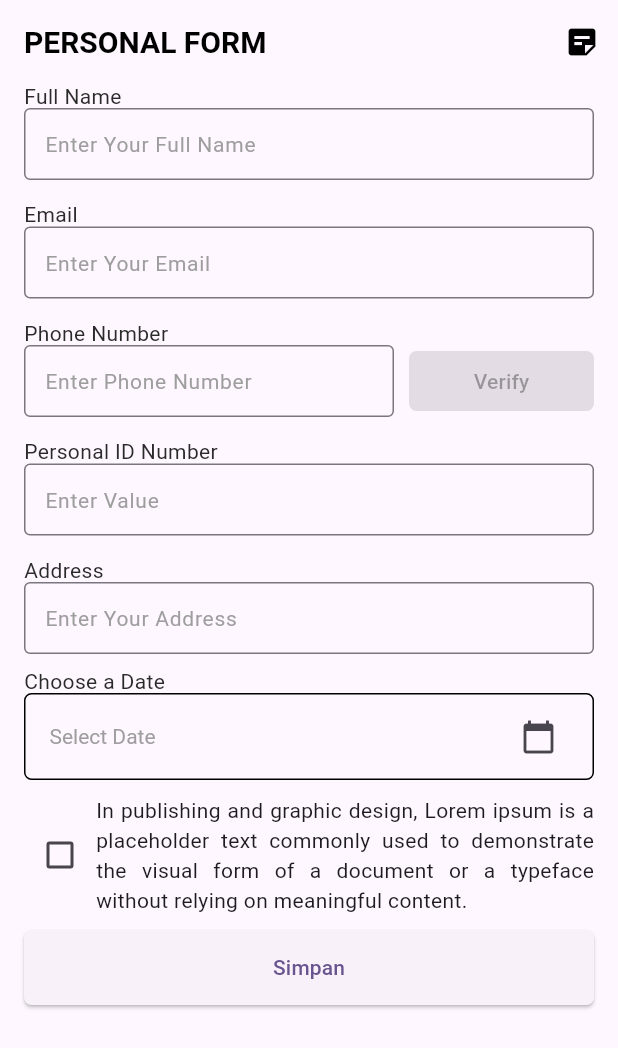
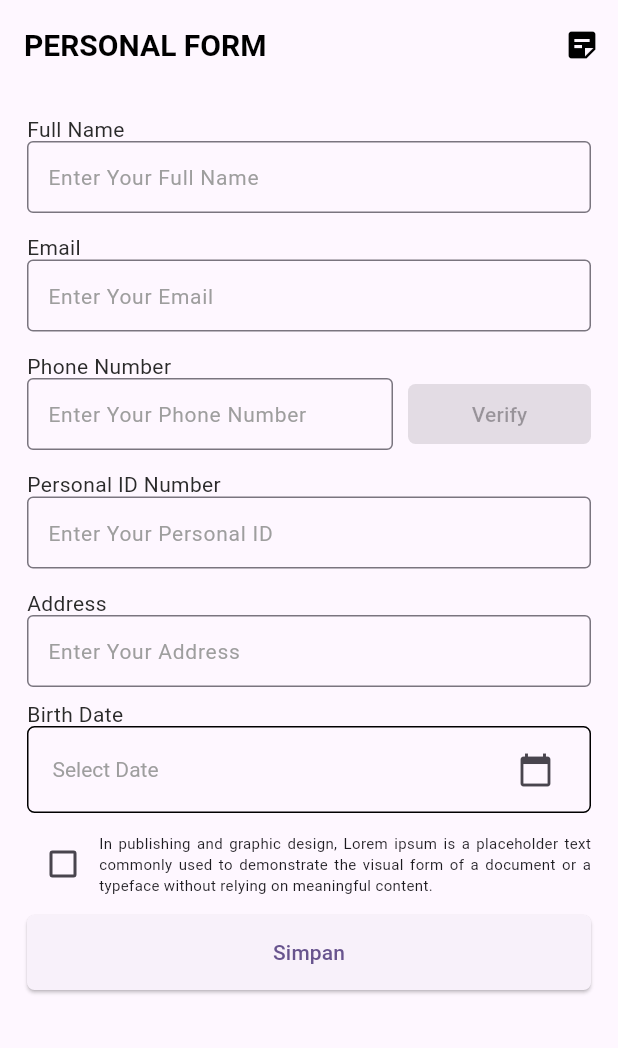
Before and after one commit to royhairul/flutter-form-app, a Flutter app: the screen it shows after launch, on a phone screen of 412 x 824 dp. Shown: the top 1048 px of the screen. Run offline on Flutter 3.47's test engine with Material 2 defaults, Android fonts, the phone set to English and light mode, and no system bars; Roboto replaces fonts that are missing (Chivo).

Commit message:
Refactor code

```diff
--- a/lib/ui/data_form.dart
+++ b/lib/ui/data_form.dart
@@ -1,5 +1,6 @@
 import 'package:flutter/material.dart';
 import 'package:form_app/ui/data_view.dart';
+import 'package:form_app/ui/person.dart';
 
 class PersonalForm extends StatefulWidget {
   const PersonalForm({Key? key}) : super(key: key);
@@ -8,6 +9,8 @@ class PersonalForm extends StatefulWidget {
 
 
 class _PersonalFormState extends State<PersonalForm> {
+  final List<Person> persons = [];
+
   final _fullNameController = TextEditingController();
   final _emailController = TextEditingController();
   final _phoneNumberController = TextEditingController();
@@ -44,21 +47,29 @@ class _PersonalFormState extends State<PersonalForm> {
               color: Colors.black,
               fontSize: 20,
               fontFamily: 'Chivo',
-              fontWeight: FontWeight.w700,
-              height: 0,
+              fontWeight: FontWeight.w700
           ),
         ),
-        actions: const [
+        actions: [
           IconButton(
-            onPressed: null,
-            icon: Icon(
+            icon: const Icon(
                 Icons.sticky_note_2,
                 color: Colors.black
-              )
+            ),
+            onPressed: () {
+              Navigator
+                .of(context)
+                .push(
+                  MaterialPageRoute(
+                    builder: (context) => ListData(persons: persons)
+                  ));
+            },
           )
-        ]
+        ],
+        toolbarHeight: 60,
       ),
       body: SingleChildScrollView(
+        padding: const EdgeInsets.all(18),
         child: Column(
           children: <Widget >[
             _textboxFullName(),
@@ -70,11 +81,40 @@ class _PersonalFormState extends State<PersonalForm> {
             _checkboxAgree(),
             _tombolSimpan()
           ].map((widget) => Padding(
-              padding: const EdgeInsets.fromLTRB(16, 0, 16, 10),
+              padding: const EdgeInsets.only(bottom: 10),
               child: widget
             )).toList()
         ),
       ),
+    );
+  }
+
+  TextStyle labelTextStyle() {
+    return const TextStyle(
+        color: Color(0xFF2A2A2A),
+        fontSize: 14,
+        fontFamily: 'Chivo',
+        fontWeight: FontWeight.w400,
+        height: 0,
+      );
+  }
+
+  TextStyle placeholderStyle() {
+    return const TextStyle(
+                color: Color(0xFF9E9E9E),
+                fontSize: 14,
+                fontFamily: 'Chivo',
+                fontWeight: FontWeight.w400,
+                height: 0,
+    );
+  }
+
+  InputDecoration defaultInputDecor(String placeholder) {
+    return InputDecoration(
+      border: const OutlineInputBorder(),
+      hintText: placeholder,
+      hintStyle: placeholderStyle(),
+      contentPadding: const EdgeInsets.fromLTRB(10, 5, 8, 10)
     );
   }
 
@@ -84,29 +124,12 @@ class _PersonalFormState extends State<PersonalForm> {
       child: Column(
         crossAxisAlignment: CrossAxisAlignment.start,
         children: [
-          const Text(
+          Text(
               'Full Name',
-              style: TextStyle(
-                  color: Color(0xFF2A2A2A),
-                  fontSize: 14,
-                  fontFamily: 'Chivo',
-                  fontWeight: FontWeight.w400,
-                  height: 0,
-              ),
+              style: labelTextStyle(),
           ),
           TextField(
-            decoration: const InputDecoration(
-              border: OutlineInputBorder(),
-              hintText: "Enter Your Full Name",
-              hintStyle: TextStyle(
-                color: Color(0xFF9E9E9E),
-                fontSize: 14,
-                fontFamily: 'Chivo',
-                fontWeight: FontWeight.w400,
-                height: 0,
-              ),
-              contentPadding: EdgeInsets.fromLTRB(10, 5, 8, 10)
-            ),
+            decoration: defaultInputDecor("Enter Your Full Name"),
             controller: _fullNameController
           )
         ]
@@ -121,30 +144,14 @@ class _PersonalFormState extends State<PersonalForm> {
       child: Column(
         crossAxisAlignment: CrossAxisAlignment.start,
         children: [
-          const Text(
+          Text(
               'Email',
-              style: TextStyle(
-                  color: Color(0xFF2A2A2A),
-                  fontSize: 14,
-                  fontFamily: 'Chivo',
-                  fontWeight: FontWeight.w400,
-                  height: 0,
-              ),
+              style: labelTextStyle(),
           ),
           TextField(
-            decoration: const InputDecoration(
-              border: OutlineInputBorder(),
-              hintText: "Enter Your Email",
-              hintStyle: TextStyle(
-                color: Color(0xFF9E9E9E),
-                fontSize: 14,
-                fontFamily: 'Chivo',
-                fontWeight: FontWeight.w400,
-                height: 0,
-              ),
-              contentPadding: EdgeInsets.fromLTRB(10, 5, 8, 10)
-            ),
-            controller: _emailController
+            decoration: defaultInputDecor("Enter Your Email"),
+            controller: _emailController,
+            keyboardType: TextInputType.emailAddress,
           )
         ]
       )
@@ -153,21 +160,14 @@ class _PersonalFormState extends State<PersonalForm> {
 
 
   _textboxPhone() {
-
     return Padding(
       padding: const EdgeInsets.only(bottom: 5),
       child: Column(
         crossAxisAlignment: CrossAxisAlignment.start,
         children: [
-          const Text(
+          Text(
               'Phone Number',
-              style: TextStyle(
-                  color: Color(0xFF2A2A2A),
-                  fontSize: 14,
-                  fontFamily: 'Chivo',
-                  fontWeight: FontWeight.w400,
-                  height: 0,
-              ),
+              style: labelTextStyle(),
           ),
           Row(
             mainAxisAlignment: MainAxisAlignment.spaceBetween,
@@ -180,19 +180,9 @@ class _PersonalFormState extends State<PersonalForm> {
                       isPhoneNumberValid = value.isNotEmpty;
                     });
                   },
-                  decoration: const InputDecoration(
-                    border: OutlineInputBorder(),
-                    hintText: "Enter Phone Number",
-                    hintStyle: TextStyle(
-                      color: Color(0xFF9E9E9E),
-                      fontSize: 14,
-                      fontFamily: 'Chivo',
-                      fontWeight: FontWeight.w400,
-                      height: 0,
-                    ),
-                    contentPadding: EdgeInsets.fromLTRB(10, 5, 8, 10),
-                  ),
-                  controller: _phoneNumberController
+                  decoration: defaultInputDecor("Enter Your Phone Number"),
+                  controller: _phoneNumberController,
+                  keyboardType: TextInputType.phone,
                 )
               ),
               const SizedBox(width: 10),
@@ -245,30 +235,14 @@ _textboxPersonalID() {
       child: Column(
         crossAxisAlignment: CrossAxisAlignment.start,
         children: [
-          const Text(
+          Text(
               'Personal ID Number',
-              style: TextStyle(
-                  color: Color(0xFF2A2A2A),
-                  fontSize: 14,
-                  fontFamily: 'Chivo',
-                  fontWeight: FontWeight.w400,
-                  height: 0,
-              ),
+              style: labelTextStyle(),
           ),
           TextField(
-            decoration: const InputDecoration(
-              border: OutlineInputBorder(),
-              hintText: "Enter Value",
-              hintStyle: TextStyle(
-                color: Color(0xFF9E9E9E),
-                fontSize: 14,
-                fontFamily: 'Chivo',
-                fontWeight: FontWeight.w400,
-                height: 0,
-              ),
-              contentPadding: EdgeInsets.fromLTRB(10, 5, 8, 10)
-            ),
-            controller: _personalIdController
+            decoration: defaultInputDecor("Enter Your Personal ID"),
+            controller: _personalIdController,
+            keyboardType: TextInputType.number
           )
         ]
       )
@@ -279,29 +253,12 @@ _textboxPersonalID() {
     return Column(
         crossAxisAlignment: CrossAxisAlignment.start,
         children: [
-          const Text(
+          Text(
               'Address',
-              style: TextStyle(
-                  color: Color(0xFF2A2A2A),
-                  fontSize: 14,
-                  fontFamily: 'Chivo',
-                  fontWeight: FontWeight.w400,
-                  height: 0,
-              ),
+              style: labelTextStyle(),
           ),
           TextField(
-            decoration: const InputDecoration(
-              border: OutlineInputBorder(),
-              hintText: "Enter Your Address",
-              hintStyle: TextStyle(
-                color: Color(0xFF9E9E9E),
-                fontSize: 14,
-                fontFamily: 'Chivo',
-                fontWeight: FontWeight.w400,
-                height: 0,
-              ),
-              contentPadding: EdgeInsets.fromLTRB(10, 5, 8, 10)
-            ),
+            decoration: defaultInputDecor("Enter Your Address"),
             controller: _addressController
           )
         ]
@@ -320,9 +277,12 @@ _textboxPersonalID() {
             });
           }
         ),
-        Expanded(
+        const Expanded(
           child: Text("In publishing and graphic design, Lorem ipsum is a placeholder text commonly used to demonstrate the visual form of a document or a typeface without relying on meaningful content.",
             textAlign: TextAlign.justify,
+            style: TextStyle(
+              fontSize: 10,
+            )
           )
         )
       ]
@@ -333,15 +293,9 @@ _textboxPersonalID() {
     return Column(
         crossAxisAlignment: CrossAxisAlignment.start,
         children: [
-          const Text(
-              'Choose a Date',
-              style: TextStyle(
-                  color: Color(0xFF2A2A2A),
-                  fontSize: 14,
-                  fontFamily: 'Chivo',
-                  fontWeight: FontWeight.w400,
-                  height: 0,
-              ),
+          Text(
+              'Birth Date',
+              style: labelTextStyle()
           ),
           Container(
             alignment: Alignment.center,
@@ -354,8 +308,8 @@ _textboxPersonalID() {
             ),
             child: ListTile(
               title: Text(_birthDate == null ? "Select Date" : "${_birthDate?.toLocal()}".split(' ')[0]),
-              titleTextStyle: const TextStyle(
-                color: Color(0xFF9E9E9E),
+              titleTextStyle: TextStyle(
+                color: _birthDate == null ? Color(0xFF9E9E9E) : Colors.black,
                 fontSize: 14,
                 fontFamily: 'Chivo',
                 fontWeight: FontWeight.w400,
@@ -375,29 +329,26 @@ _textboxPersonalID() {
   _tombolSimpan() {
     return Align(
       alignment: Alignment.bottomRight,
-      child: ElevatedButton(
+      child: ElevatedButton (
             onPressed: () {
-              String fullName = _fullNameController.text;
-              String email = _emailController.text;
-              String phone = _phoneNumberController.text;
-              String personalId = _personalIdController.text;
-              String address = _addressController.text;
-              String date = "${_birthDate?.toLocal()}".split(' ')[0];
+              Person newPerson = Person(
+                fullName: _fullNameController.text,
+                email: _emailController.text,
+                phoneNumber:  _phoneNumberController.text,
+                personalId: _personalIdController.text,
+                address: _addressController.text,
+                birthDate: "${_birthDate?.toLocal()}".split(' ')[0]
+              );
 
-              Navigator
-                .of(context)
-                .push(MaterialPageRoute(
-                  builder: (context) => ListData(
-                      fullName: fullName,
-                      email: email,
-                      phone: phone,
-                      personalId: personalId,
-                      address: address,
-                      date: date,
-                    )
-                  )
-                );
+              persons.add(newPerson);
+
+              _fullNameController.clear();
+              _emailController.clear();
+              _phoneNumberController.clear();
+              _personalIdController.clear();
+              _addressController.clear();
             },
+
             style: ElevatedButton.styleFrom(
               minimumSize: const Size.fromHeight(50),
               shape: RoundedRectangleBorder(
```
